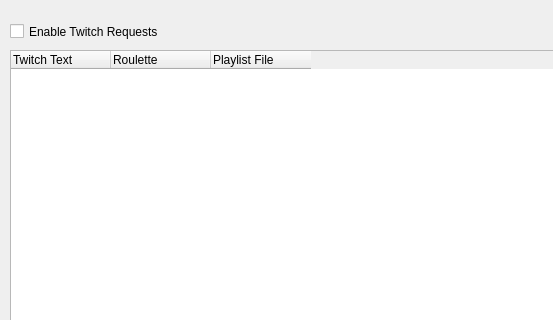
Old version of the form nowplaying/resources/twitchrequests_ui.ui in the repository e1miran/Now-Playing-Serato; both pictures show x 0 to 553 and y 0 to 320 of the 640 by 480 pixel window.
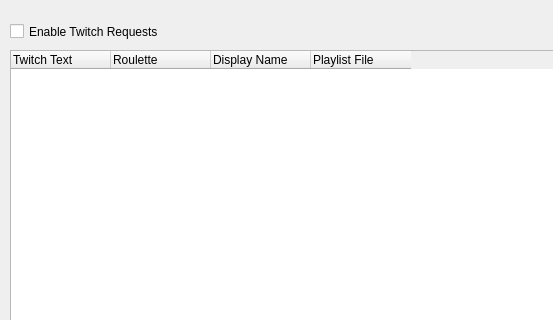
New version of the form.

Patch:
```diff
--- a/nowplaying/resources/twitchrequests_ui.ui
+++ b/nowplaying/resources/twitchrequests_ui.ui
@@ -60,6 +60,14 @@
      <set>AlignLeading|AlignVCenter</set>
     </property>
    </column>
+   <column>
+    <property name="text">
+     <string>Display Name</string>
+    </property>
+    <property name="textAlignment">
+     <set>AlignLeading|AlignVCenter</set>
+    </property>
+   </column>
    <column>
     <property name="text">
      <string>Playlist File</string>
```
